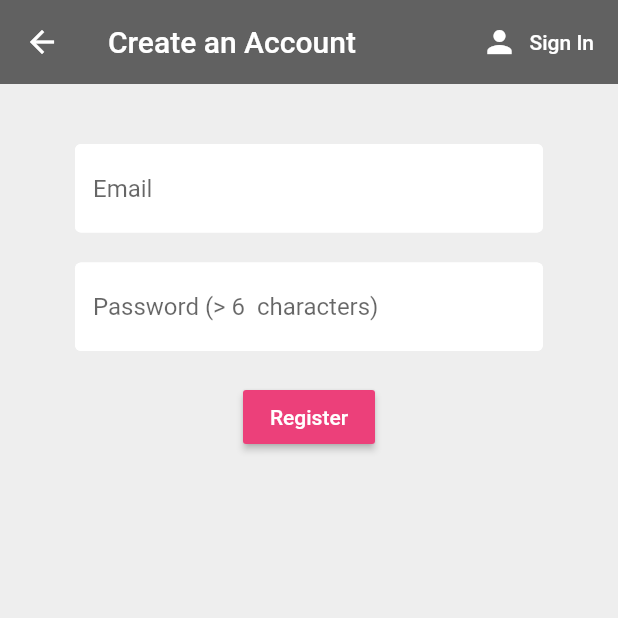
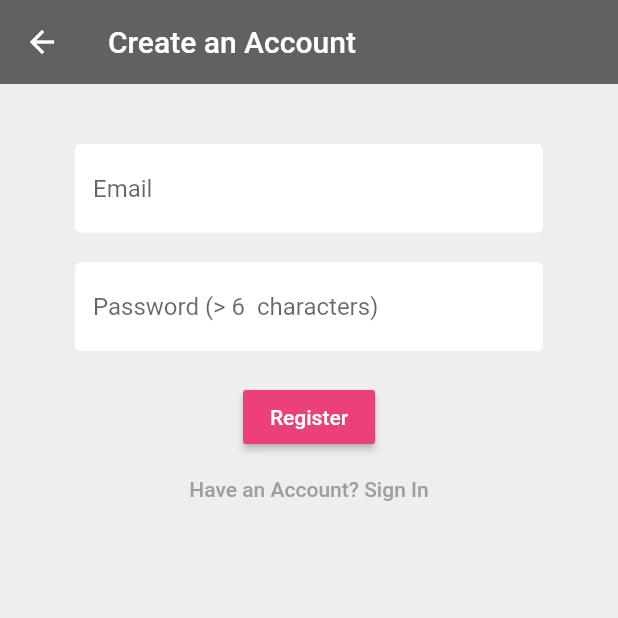
Before and after one commit to neohaojun/makanforfree, a Flutter app: the Register screen opened directly, on a phone screen of 412 x 824 dp, the top half of it. Run offline on Flutter 3.47's test engine with Material 2 defaults, Android fonts, the phone set to English and light mode, and no system bars; our stand-ins replace cloud_firestore, firebase_auth, flutter_spinkit; accounts and stored records are empty.

Commit message:
commit on 'master'

```diff
--- a/lib/models/user.dart
+++ b/lib/models/user.dart
@@ -1,7 +1,8 @@
 class User {
 
   final String uid;
-
   User({ this.uid });
 
+
+
 }
--- a/lib/screens/authenticate/register.dart
+++ b/lib/screens/authenticate/register.dart
@@ -31,21 +31,6 @@ class _RegisterState extends State<Register > {
         backgroundColor: Colors.grey[700],
         elevation: 0.0,
         title: Text('Create an Account'),
-        actions: <Widget>[
-           FlatButton.icon(
-             icon: Icon(
-               Icons.person,
-               color: Colors.white,
-               ),
-             label: Text(
-               'Sign In',
-               style: TextStyle(color: Colors.white),
-               ),
-             onPressed: () {
-               widget.toggleView();
-             }
-           )
-        ],
       ),
       body: Container(
         padding: EdgeInsets.symmetric(vertical: 20.0, horizontal: 50.0,),
@@ -64,7 +49,7 @@ class _RegisterState extends State<Register > {
               SizedBox(height: 20.0),
               TextFormField(
                 decoration: textInputDecoration.copyWith(hintText: 'Password (> 6  characters)'),
-                validator: (val) => val.length < 6 ? 'Password must be at least 6 character.' : null,
+                validator: (val) => val.length < 6 ? 'Password must be at least 6 characters.' : null,
                 obscureText: true,
                 onChanged: (val) {
                   setState(() => password = val);
@@ -90,7 +75,16 @@ class _RegisterState extends State<Register > {
                   }
                 }
               ),
-              SizedBox(height: 12.0),
+              FlatButton(
+                child: Text(
+                  'Have an Account? Sign In',
+                  style: TextStyle(color: Colors.grey),
+                ),
+                onPressed: () {
+                 widget.toggleView();
+                }
+              ),
+              SizedBox(height: 10.0),
               Text(
                 error,
                 style: TextStyle(color: Colors.red, fontSize: 14.0),
```
Also changed, not shown: lib/screens/authenticate/sign_in.dart (+14 -21 lines), lib/screens/home/home.dart (+3 -7 lines), 3 other files.
